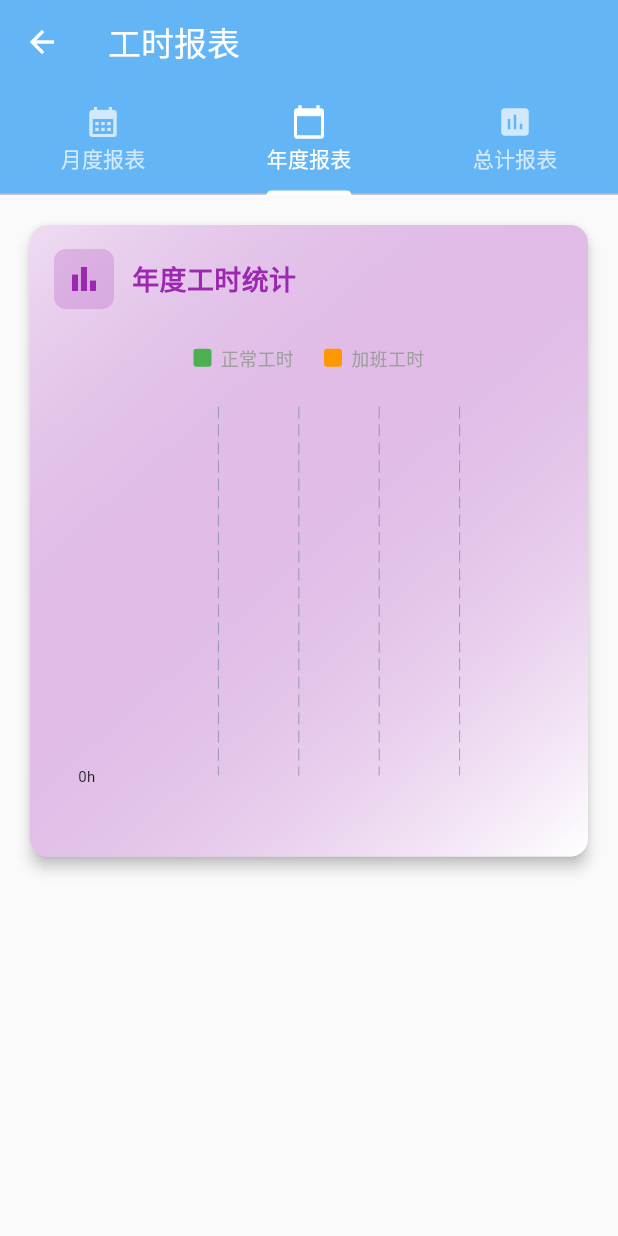
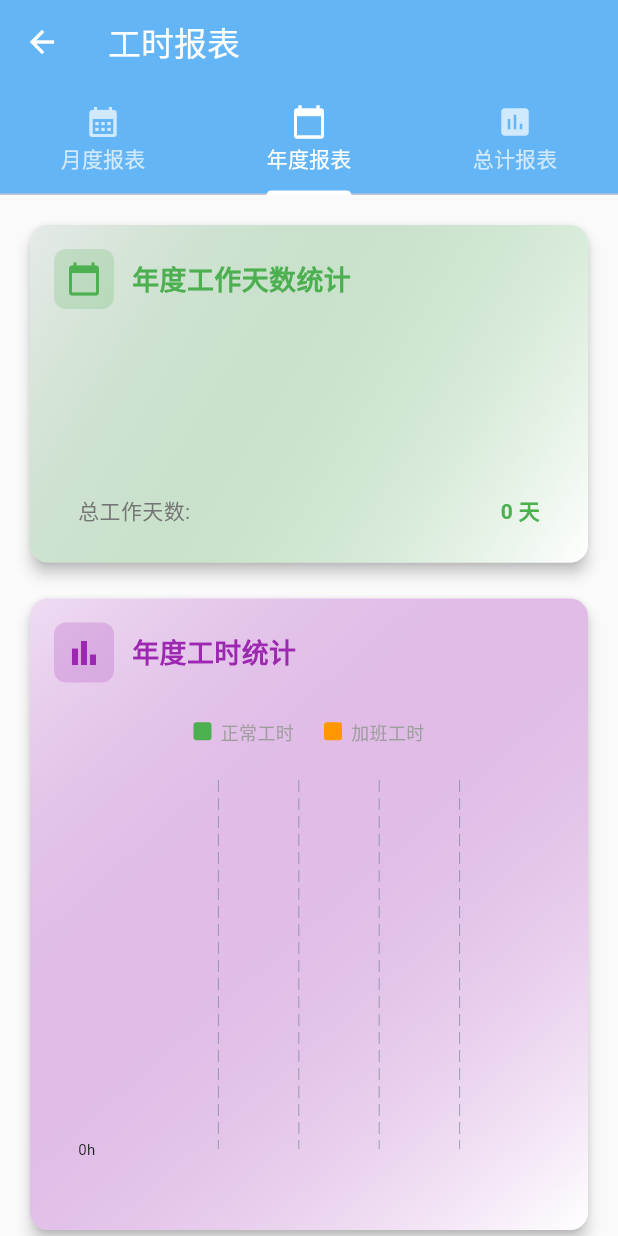
Before and after one commit to One-Mio/OneOS-Flutter, a Flutter app: the WorkingHoursReportsPage screen opened directly, tab 2 chosen, on a phone screen of 412 x 824 dp. Run offline on Flutter 3.47's test engine with Material 3 defaults, Android fonts, the phone set to English and light mode, and no system bars; drawn by our look-alikes of fl_chart; our stand-ins replace device_info_plus, get, pocketbase, shared_preferences; accounts and stored records are empty; network calls fail.

Commit message:
添加月度和年度报表工作天数统计卡片功能
- 在月度报表和年度报表中新增工作天数统计卡片
- 根据all_days_of_the_week字段和overtime_hours计算工作天数
- 周末或节假日：overtime_hours > 0 才算工作日
- 正班日：overtime_hours >= 0 就算工作日
- 卡片显示每月/年的工作天数和总计信息
- 优化卡片布局，避免UI溢出问题

```diff
--- a/lib/pages/working_hours_reports_page.dart
+++ b/lib/pages/working_hours_reports_page.dart
@@ -70,6 +70,16 @@ class _WorkingHoursReportsPageState extends State<WorkingHoursReportsPage>
         child: Column(
           crossAxisAlignment: CrossAxisAlignment.start,
           children: [
+            // 工作天数统计卡片
+            _buildWorkDaysCard(
+              title: '月度工作天数统计',
+              icon: Icons.calendar_today,
+              color: Colors.green,
+              workDaysList: monthlyData['workDays'],
+              labels: monthlyData['months'],
+              isMonthly: true,
+            ),
+            const SizedBox(height: 16),
             _buildReportCard(
               title: '月度工时统计',
               icon: Icons.bar_chart,
@@ -166,6 +176,16 @@ class _WorkingHoursReportsPageState extends State<WorkingHoursReportsPage>
         child: Column(
           crossAxisAlignment: CrossAxisAlignment.start,
           children: [
+            // 工作天数统计卡片
+            _buildWorkDaysCard(
+              title: '年度工作天数统计',
+              icon: Icons.calendar_today,
+              color: Colors.green,
+              workDaysList: yearlyData['workDays'],
+              labels: yearlyData['years'],
+              isMonthly: false,
+            ),
+            const SizedBox(height: 16),
             _buildReportCard(
               title: '年度工时统计',
               icon: Icons.bar_chart,
@@ -398,14 +418,14 @@ class _WorkingHoursReportsPageState extends State<WorkingHoursReportsPage>
 
   Map<String, dynamic> _getMonthlyChartData() {
     // 获取所有记录并按月份分组
-    Map<String, Map<String, double>> monthlyData = {};
+    Map<String, Map<String, dynamic>> monthlyData = {};
 
     for (var record in controller.allWorkingHours) {
       final recordDate = DateTime.parse(record.date);
       final monthKey = '${recordDate.year}-${recordDate.month.toString().padLeft(2, '0')}';
 
       if (!monthlyData.containsKey(monthKey)) {
-        monthlyData[monthKey] = {'normal': 0.0, 'overtime': 0.0};
+        monthlyData[monthKey] = {'normal': 0.0, 'overtime': 0.0, 'workDays': 0};
       }
 
       // 直接计算每月加班工时的和
@@ -417,6 +437,24 @@ class _WorkingHoursReportsPageState extends State<WorkingHoursReportsPage>
 
       monthlyData[monthKey]!['normal'] = monthlyData[monthKey]!['normal']! + normalHours;
       monthlyData[monthKey]!['overtime'] = monthlyData[monthKey]!['overtime']! + overtimeHours;
+
+      // 计算工作天数
+      bool isWorkDay = false;
+      if (record.allDaysOfTheWeek == '周末' || record.allDaysOfTheWeek == '节假日') {
+        // 周末或节假日：加班时长大于0才算工作日
+        if (record.overtimeHours > 0) {
+          isWorkDay = true;
+        }
+      } else {
+        // 正班日：加班时长大于等于0才算工作日
+        if (record.overtimeHours >= 0) {
+          isWorkDay = true;
+        }
+      }
+
+      if (isWorkDay) {
+        monthlyData[monthKey]!['workDays'] = monthlyData[monthKey]!['workDays']! + 1;
+      }
     }
 
     // 按时间排序并取最近12个月
@@ -467,23 +505,30 @@ class _WorkingHoursReportsPageState extends State<WorkingHoursReportsPage>
       );
     }
 
+    // 计算工作天数数据
+    List<int> workDaysList = [];
+    for (final entry in recentEntries) {
+      workDaysList.add(entry.value['workDays'] as int);
+    }
+
     return {
-      'months': months,
-      'barGroups': barGroups,
-      'maxY': maxY * 1.2, // 留出20%的空间
-    };
+       'months': months,
+       'barGroups': barGroups,
+       'maxY': maxY * 1.2, // 留出20%的空间
+       'workDays': workDaysList,
+     };
   }
 
   Map<String, dynamic> _getYearlyChartData() {
     // 获取所有记录并按年份分组
-    Map<String, Map<String, double>> yearlyData = {};
+    Map<String, Map<String, dynamic>> yearlyData = {};
 
     for (var record in controller.allWorkingHours) {
       final recordDate = DateTime.parse(record.date);
       final yearKey = recordDate.year.toString();
 
       if (!yearlyData.containsKey(yearKey)) {
-        yearlyData[yearKey] = {'normal': 0.0, 'overtime': 0.0};
+        yearlyData[yearKey] = {'normal': 0.0, 'overtime': 0.0, 'workDays': 0};
       }
 
       // 直接计算每年加班工时的和
@@ -495,6 +540,24 @@ class _WorkingHoursReportsPageState extends State<WorkingHoursReportsPage>
 
        yearlyData[yearKey]!['normal'] = yearlyData[yearKey]!['normal']! + normalHours;
        yearlyData[yearKey]!['overtime'] = yearlyData[yearKey]!['overtime']! + overtimeHours;
+
+       // 计算工作天数
+       bool isWorkDay = false;
+       if (record.allDaysOfTheWeek == '周末' || record.allDaysOfTheWeek == '节假日') {
+         // 周末或节假日：加班时长大于0才算工作日
+         if (record.overtimeHours > 0) {
+           isWorkDay = true;
+         }
+       } else {
+         // 正班日：加班时长大于等于0才算工作日
+         if (record.overtimeHours >= 0) {
+           isWorkDay = true;
+         }
+       }
+
+       if (isWorkDay) {
+         yearlyData[yearKey]!['workDays'] = yearlyData[yearKey]!['workDays']! + 1;
+       }
     }
 
     // 按时间排序
@@ -537,10 +600,17 @@ class _WorkingHoursReportsPageState extends State<WorkingHoursReportsPage>
       );
     }
 
+    // 计算工作天数数据
+    List<int> workDaysList = [];
+    for (final entry in sortedEntries) {
+      workDaysList.add(entry.value['workDays'] as int);
+    }
+
     return {
       'years': years,
       'barGroups': barGroups,
       'maxY': maxY * 1.2, // 留出20%的空间
+      'workDays': workDaysList,
     };
   }
 
@@ -595,4 +665,105 @@ class _WorkingHoursReportsPageState extends State<WorkingHoursReportsPage>
        'minDailyHours': minDailyHours == 999999 ? 0.0 : minDailyHours / 60,
     };
   }
+
+  // 构建工作天数统计卡片
+  Widget _buildWorkDaysCard({
+    required String title,
+    required IconData icon,
+    required Color color,
+    required List<int> workDaysList,
+    required List<String> labels,
+    required bool isMonthly,
+  }) {
+    return _buildReportCard(
+      title: title,
+      icon: icon,
+      color: color,
+      children: [
+        Container(
+           height: 100,
+           padding: const EdgeInsets.symmetric(horizontal: 16, vertical: 8),
+           child: ListView.builder(
+             scrollDirection: Axis.horizontal,
+             itemCount: workDaysList.length,
+             itemBuilder: (context, index) {
+               final workDays = workDaysList[index];
+               final label = labels[index];
+
+               return Container(
+                 width: 70,
+                 margin: const EdgeInsets.only(right: 8),
+                 padding: const EdgeInsets.all(8),
+                 decoration: BoxDecoration(
+                   color: color.withOpacity(0.1),
+                   borderRadius: BorderRadius.circular(8),
+                   border: Border.all(
+                     color: color.withOpacity(0.3),
+                     width: 1,
+                   ),
+                 ),
+                 child: Column(
+                   mainAxisAlignment: MainAxisAlignment.center,
+                   mainAxisSize: MainAxisSize.min,
+                   children: [
+                     Text(
+                       '$workDays',
+                       style: TextStyle(
+                         fontSize: 20,
+                         fontWeight: FontWeight.bold,
+                         color: color,
+                       ),
+                     ),
+                     const SizedBox(height: 2),
+                     Text(
+                       '天',
+                       style: TextStyle(
+                         fontSize: 10,
+                         color: color.withOpacity(0.8),
+                       ),
+                     ),
+                     const SizedBox(height: 2),
+                     Text(
+                       label,
+                       style: const TextStyle(
+                         fontSize: 9,
+                         color: Colors.grey,
+                       ),
+                       textAlign: TextAlign.center,
+                       maxLines: 1,
+                       overflow: TextOverflow.ellipsis,
+                     ),
+                   ],
+                 ),
+               );
+             },
+           ),
+         ),
+        // 总计信息
+        Padding(
+          padding: const EdgeInsets.symmetric(horizontal: 16, vertical: 8),
+          child: Row(
+            mainAxisAlignment: MainAxisAlignment.spaceBetween,
+            children: [
+              Text(
+                '总工作天数:',
+                style: TextStyle(
+                  fontSize: 14,
+                  color: Colors.grey.shade600,
+                ),
+              ),
+              Text(
+                '${workDaysList.fold(0, (sum, days) => sum + days)} 天',
+                style: TextStyle(
+                  fontSize: 14,
+                  fontWeight: FontWeight.bold,
+                  color: color,
+                ),
+              ),
+            ],
+          ),
+        ),
+      ],
+    );
+  }
 }
```
